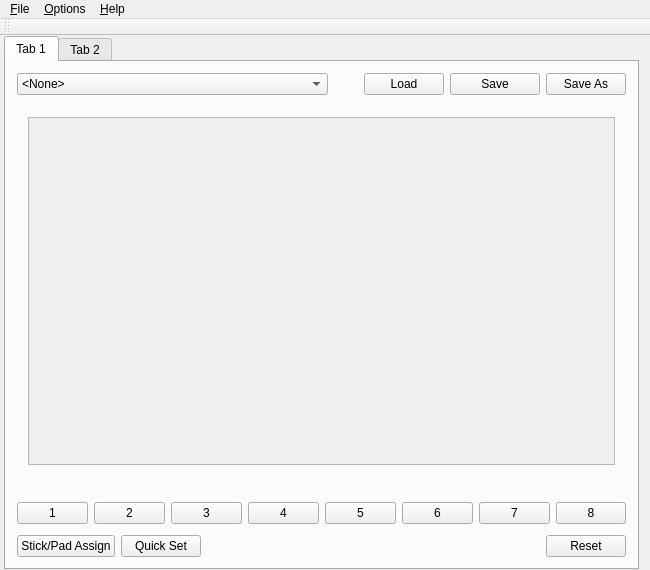
Old version of the form src/mainwindow.ui in the repository AntiMicroX/antimicrox.
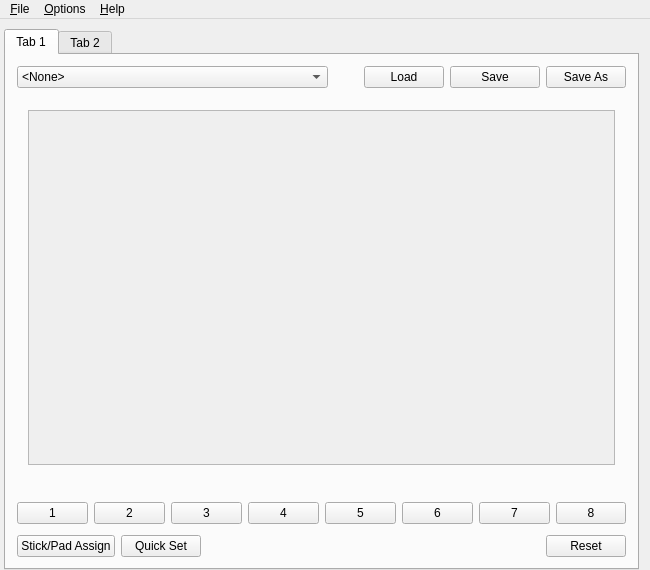
New version of the form. Icons and pictures are not drawn.

Commit message: Removed unneeded QToolBar. Edited README.

Diff of the .ui file:
```diff
--- a/src/mainwindow.ui
+++ b/src/mainwindow.ui
@@ -43,7 +43,10 @@
 QPushButton#setPushButton8[setActive=&quot;false&quot;] {
 	background-color: rgb(190, 190, 190);
 }
-</string>
+
+QStackedWidget#stackedWidget{
+    padding-top: 10px;
+}</string>
   </property>
   <widget class="QWidget" name="centralWidget">
    <layout class="QGridLayout" name="gridLayout_2">
@@ -313,7 +316,7 @@
                      <x>0</x>
                      <y>0</y>
                      <width>612</width>
-                     <height>357</height>
+                     <height>353</height>
                     </rect>
                    </property>
                    <property name="sizePolicy">
@@ -571,14 +574,6 @@
    <addaction name="menuOptions"/>
    <addaction name="menuHelp"/>
   </widget>
-  <widget class="QToolBar" name="mainToolBar">
-   <attribute name="toolBarArea">
-    <enum>TopToolBarArea</enum>
-   </attribute>
-   <attribute name="toolBarBreak">
-    <bool>false</bool>
-   </attribute>
-  </widget>
   <action name="actionQuit">
    <property name="icon">
     <iconset theme="application-exit">
```
The commit also changes 1 other file.
